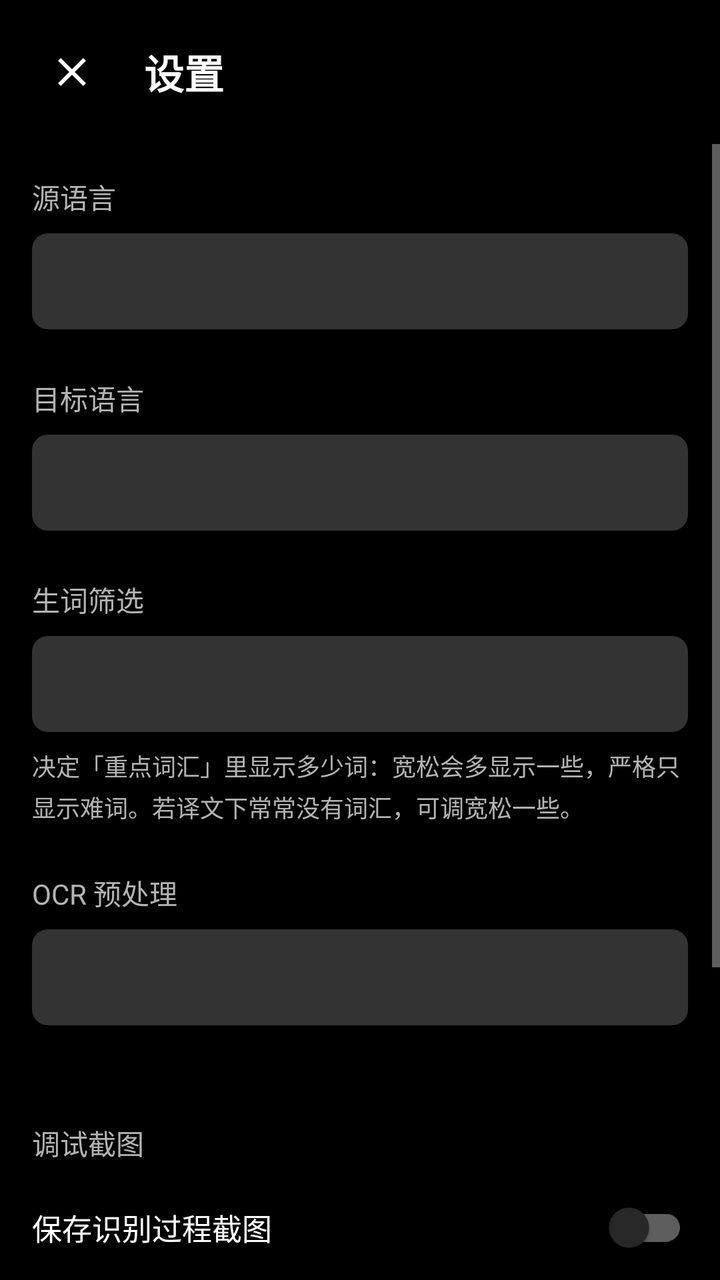
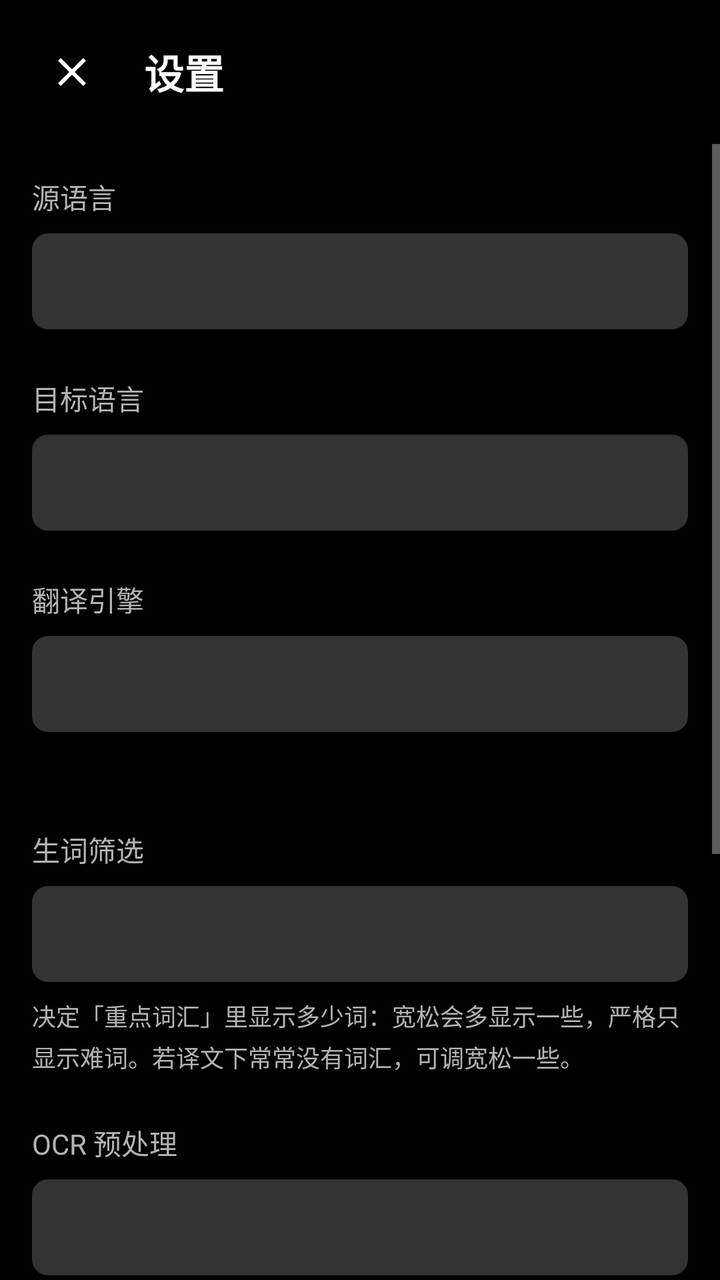

Two renders of the same Android screen: before a commit and after it. Below are the layout's source before the change and the commit's diff.
<!-- AndroidManifest.xml: application theme Theme.SubtitleTranslator -->
<!-- res/layout/activity_settings.xml -->
<?xml version="1.0" encoding="utf-8"?>
<LinearLayout xmlns:android="http://schemas.android.com/apk/res/android"
    xmlns:app="http://schemas.android.com/apk/res-auto"
    android:layout_width="match_parent"
    android:layout_height="match_parent"
    android:orientation="vertical"
    android:background="@android:color/background_dark">

    
    <LinearLayout
        android:layout_width="match_parent"
        android:layout_height="wrap_content"
        android:orientation="horizontal"
        android:gravity="center_vertical"
        android:padding="16dp">

        <ImageButton
            android:id="@+id/btnBack"
            android:layout_width="40dp"
            android:layout_height="40dp"
            android:background="?attr/selectableItemBackgroundBorderless"
            android:src="@drawable/ic_close"
            android:contentDescription="返回" />

        <TextView
            android:layout_width="0dp"
            android:layout_height="wrap_content"
            android:layout_weight="1"
            android:layout_marginStart="16dp"
            android:text="设置"
            android:textSize="20sp"
            android:textStyle="bold"
            android:textColor="@android:color/white" />
    </LinearLayout>

    
    <ScrollView
        android:layout_width="match_parent"
        android:layout_height="match_parent"
        android:scrollbars="vertical">

        <LinearLayout
            android:layout_width="match_parent"
            android:layout_height="wrap_content"
            android:orientation="vertical"
            android:padding="16dp">

        <TextView
            android:layout_width="wrap_content"
            android:layout_height="wrap_content"
            android:text="源语言"
            android:textSize="14sp"
            android:textColor="@color/text_secondary" />

        <Spinner
            android:id="@+id/spinnerSource"
            android:layout_width="match_parent"
            android:layout_height="48dp"
            android:layout_marginTop="8dp"
            android:paddingHorizontal="12dp"
            android:background="@drawable/bg_word_item" />

        <TextView
            android:layout_width="wrap_content"
            android:layout_height="wrap_content"
            android:layout_marginTop="24dp"
            android:text="目标语言"
            android:textSize="14sp"
            android:textColor="@color/text_secondary" />

        <Spinner
            android:id="@+id/spinnerTarget"
            android:layout_width="match_parent"
            android:layout_height="48dp"
            android:layout_marginTop="8dp"
            android:paddingHorizontal="12dp"
            android:background="@drawable/bg_word_item" />

        <TextView
            android:layout_width="wrap_content"
            android:layout_height="wrap_content"
            android:layout_marginTop="24dp"
            android:text="生词筛选"
            android:textSize="14sp"
            android:textColor="@color/text_secondary" />

        <Spinner
            android:id="@+id/spinnerDifficulty"
            android:layout_width="match_parent"
            android:layout_height="48dp"
            android:layout_marginTop="8dp"
            android:paddingHorizontal="12dp"
            android:background="@drawable/bg_word_item" />

        <TextView
            android:layout_width="wrap_content"
            android:layout_height="wrap_content"
            android:layout_marginTop="8dp"
            android:text="决定「重点词汇」里显示多少词：宽松会多显示一些，严格只显示难词。若译文下常常没有词汇，可调宽松一些。"
            android:textSize="12sp"
            android:textColor="@color/text_secondary"
            android:lineSpacingMultiplier="1.2" />

        <TextView
            android:layout_width="wrap_content"
            android:layout_height="wrap_content"
            android:layout_marginTop="24dp"
            android:text="OCR 预处理"
            android:textSize="14sp"
            android:textColor="@color/text_secondary" />

        <Spinner
            android:id="@+id/spinnerPreprocess"
            android:layout_width="match_parent"
            android:layout_height="48dp"
            android:layout_marginTop="8dp"
            android:paddingHorizontal="12dp"
            android:background="@drawable/bg_word_item" />

        <TextView
            android:id="@+id/tvPreprocessHint"
            android:layout_width="wrap_content"
            android:layout_height="wrap_content"
            android:layout_marginTop="8dp"
            android:textSize="12sp"
            android:textColor="@color/text_secondary"
            android:lineSpacingMultiplier="1.2" />

        <TextView
            android:layout_width="wrap_content"
            android:layout_height="wrap_content"
            android:layout_marginTop="24dp"
            android:text="调试截图"
            android:textSize="14sp"
            android:textColor="@color/text_secondary" />

        <com.google.android.material.switchmaterial.SwitchMaterial
            android:id="@+id/switchDebugCapture"
            android:layout_width="match_parent"
            android:layout_height="wrap_content"
            android:layout_marginTop="8dp"
            android:text="保存识别过程截图"
            android:textColor="@android:color/white"
            android:textSize="15sp" />

        <Button
            android:id="@+id/btnViewDebugCaptures"
            style="?attr/materialButtonOutlinedStyle"
            app:strokeColor="@color/button_outline"
            android:layout_width="match_parent"
            android:layout_height="wrap_content"
            android:layout_marginTop="8dp"
            android:text="查看最近记录"
            android:textColor="@android:color/white" />

        <TextView
            android:layout_width="wrap_content"
            android:layout_height="wrap_content"
            android:layout_marginTop="8dp"
            android:text="开启后每次识别会保存「原始截图 / 裁剪区域 / 预处理图」和当次 OCR 文本，用于判断是截图、裁剪、预处理还是 OCR 的问题。只保留最近 5 次（约 6MB），存在应用私有目录，不会出现在相册里。"
            android:textSize="12sp"
            android:textColor="@color/text_secondary"
            android:lineSpacingMultiplier="1.2" />

        <TextView
            android:layout_width="wrap_content"
            android:layout_height="wrap_content"
            android:layout_marginTop="24dp"
            android:text="提示：语言与生词筛选设置在下次启动翻译服务时生效；调试截图开关立即生效"
            android:textSize="12sp"
            android:textColor="@color/text_secondary" />
        </LinearLayout>
    </ScrollView>

</LinearLayout>
<!-- resources referenced by this layout -->
<resources>
  <color name="button_outline">#66FFFFFF</color>
  <color name="text_secondary">#FFB3B3B3</color>
  <!-- drawable bg_word_item (drawable) -->
  <?xml version="1.0" encoding="utf-8"?>
  <shape xmlns:android="http://schemas.android.com/apk/res/android"
      android:shape="rectangle">
      <solid android:color="#33FFFFFF" />
      <corners android:radius="8dp" />
  </shape>
  <!-- drawable ic_close (drawable) -->
  <?xml version="1.0" encoding="utf-8"?>
  <vector xmlns:android="http://schemas.android.com/apk/res/android"
      android:width="24dp"
      android:height="24dp"
      android:viewportWidth="24"
      android:viewportHeight="24"
      android:tint="@android:color/white">
      <path
          android:fillColor="@android:color/white"
          android:pathData="M19,6.41L17.59,5 12,10.59 6.41,5 5,6.41 10.59,12 5,17.59 6.41,19 12,13.41 17.59,19 19,17.59 13.41,12z"/>
  </vector>
  <style name="Theme.SubtitleTranslator" parent="Theme.MaterialComponents.NoActionBar">
          
          <item name="colorPrimary">@color/purple_500</item>
          <item name="colorPrimaryVariant">@color/purple_700</item>
          <item name="colorOnPrimary">@color/white</item>
          
          <item name="colorSecondary">@color/teal_200</item>
          <item name="colorSecondaryVariant">@color/teal_700</item>
          <item name="colorOnSecondary">@color/black</item>
          
          <item name="android:statusBarColor">@android:color/background_dark</item>
          <item name="android:windowLightStatusBar">false</item>
          <item name="android:navigationBarColor">@android:color/background_dark</item>
      </style>
  <color name="purple_500">#FF6200EE</color>
  <color name="purple_700">#FF3700B3</color>
  <color name="white">#FFFFFFFF</color>
  <color name="teal_200">#FF03DAC5</color>
  <color name="teal_700">#FF018786</color>
  <color name="black">#FF000000</color>
</resources>

<!-- the commit's change to res/layout/activity_settings.xml (unified diff, before → after) -->
@@ -80,6 +80,95 @@
             android:layout_width="wrap_content"
             android:layout_height="wrap_content"
             android:layout_marginTop="24dp"
+            android:text="翻译引擎"
+            android:textSize="14sp"
+            android:textColor="@color/text_secondary" />
+
+        <Spinner
+            android:id="@+id/spinnerEngine"
+            android:layout_width="match_parent"
+            android:layout_height="48dp"
+            android:layout_marginTop="8dp"
+            android:paddingHorizontal="12dp"
+            android:background="@drawable/bg_word_item" />
+
+        <TextView
+            android:id="@+id/tvEngineHint"
+            android:layout_width="wrap_content"
+            android:layout_height="wrap_content"
+            android:layout_marginTop="8dp"
+            android:textSize="12sp"
+            android:textColor="@color/text_secondary"
+            android:lineSpacingMultiplier="1.2" />
+
+        
+        <LinearLayout
+            android:id="@+id/baiduConfigGroup"
+            android:layout_width="match_parent"
+            android:layout_height="wrap_content"
+            android:layout_marginTop="16dp"
+            android:orientation="vertical"
+            android:visibility="gone">
+
+            <TextView
+                android:layout_width="wrap_content"
+                android:layout_height="wrap_content"
+                android:text="百度 APP ID"
+                android:textSize="14sp"
+                android:textColor="@color/text_secondary" />
+
+            <EditText
+                android:id="@+id/etBaiduAppId"
+                android:layout_width="match_parent"
+                android:layout_height="wrap_content"
+                android:layout_marginTop="8dp"
+                android:background="@drawable/bg_word_item"
+                android:hint="例如 2025010100000001"
+                android:importantForAutofill="no"
+                android:inputType="text"
+                android:paddingHorizontal="12dp"
+                android:paddingVertical="12dp"
+                android:textColor="@android:color/white"
+                android:textColorHint="@color/text_secondary"
+                android:textSize="15sp" />
+
+            <TextView
+                android:layout_width="wrap_content"
+                android:layout_height="wrap_content"
+                android:layout_marginTop="12dp"
+                android:text="百度密钥"
+                android:textSize="14sp"
+                android:textColor="@color/text_secondary" />
+
+            <EditText
+                android:id="@+id/etBaiduSecret"
+                android:layout_width="match_parent"
+                android:layout_height="wrap_content"
+                android:layout_marginTop="8dp"
+                android:background="@drawable/bg_word_item"
+                android:hint="在控制台查看"
+                android:importantForAutofill="no"
+                android:inputType="textPassword"
+                android:paddingHorizontal="12dp"
+                android:paddingVertical="12dp"
+                android:textColor="@android:color/white"
+                android:textColorHint="@color/text_secondary"
+                android:textSize="15sp" />
+
+            <TextView
+                android:layout_width="match_parent"
+                android:layout_height="wrap_content"
+                android:layout_marginTop="8dp"
+                android:text="在 fanyi-api.baidu.com 注册开发者并创建应用即可获得。免费额度按你的账号计算，填在这里只存在本机。"
+                android:textSize="12sp"
+                android:textColor="@color/text_secondary"
+                android:lineSpacingMultiplier="1.2" />
+        </LinearLayout>
+
+        <TextView
+            android:layout_width="wrap_content"
+            android:layout_height="wrap_content"
+            android:layout_marginTop="24dp"
             android:text="生词筛选"
             android:textSize="14sp"
             android:textColor="@color/text_secondary" />
